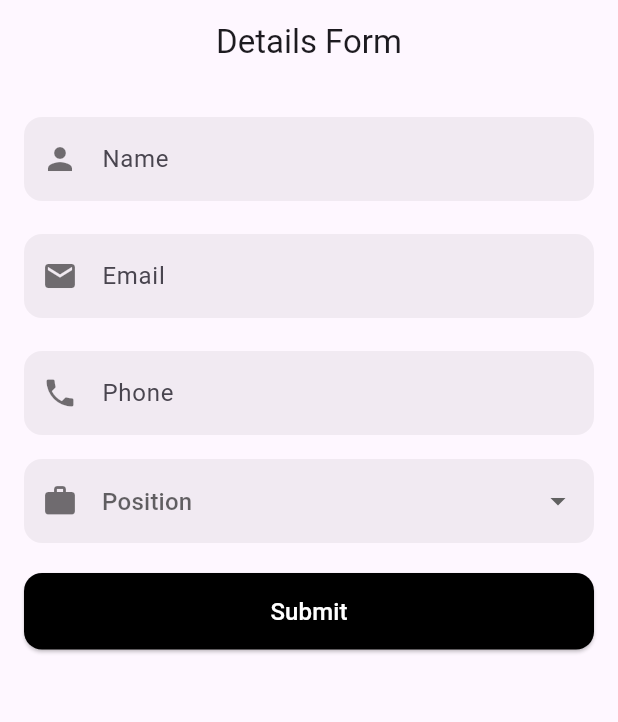
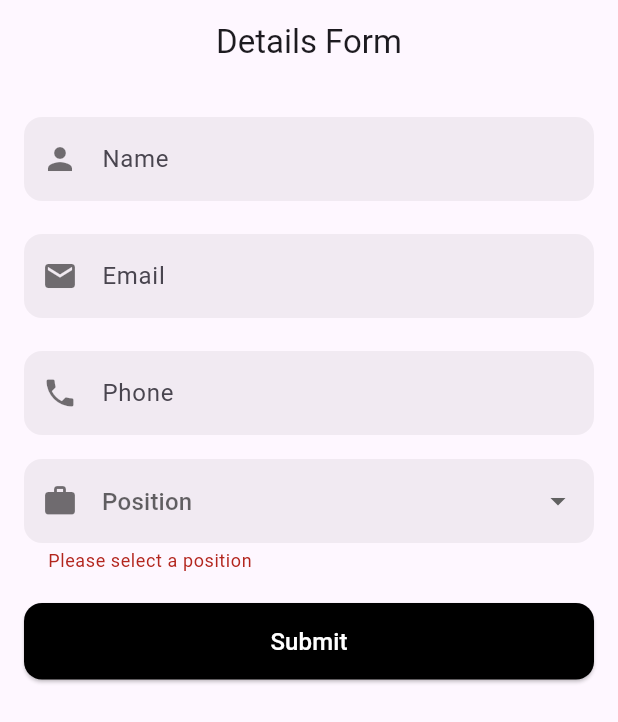
Before and after one commit to agnidhra-coder/atom-mail-hf, a Flutter app: the DetailsForm screen opened directly, after a tap on "Submit", on a phone screen of 412 x 824 dp. Shown: the top 722 px of the screen. Run offline on Flutter 3.47's test engine with Material 3 defaults, Android fonts, the phone set to English and light mode, and no system bars; our stand-ins replace bloc, equatable, flutter_bloc, flutter_dotenv, google_generative_ai, google_sign_in and 3 more; missing offline and left inert: googleapis; accounts and stored records are empty.

Commit message:
SQL & navigation fix

```diff
--- a/frontend/lib/bloc/bloc_gmail/gmail_state.dart
+++ b/frontend/lib/bloc/bloc_gmail/gmail_state.dart
@@ -34,3 +34,12 @@ class GmailError extends GmailState {
   @override
   List<Object?> get props => [message];
 }
+
+class GmailAlreadySignedIn extends GmailState {
+  final GoogleSignInAccount user;
+
+  GmailAlreadySignedIn(this.user);
+
+  @override
+  List<Object?> get props => [user];
+}
--- a/frontend/lib/bloc/bloc_sql/sql_bloc.dart
+++ b/frontend/lib/bloc/bloc_sql/sql_bloc.dart
@@ -7,6 +7,7 @@ import 'package:bloc/bloc.dart';
 import 'package:flutter_dotenv/flutter_dotenv.dart';
 import 'package:google_generative_ai/google_generative_ai.dart';
 import 'package:googleapis/gmail/v1.dart' as gmail;
+import 'package:http/http.dart' as http;
 import 'package:path_provider/path_provider.dart';
 import 'package:shared_preferences/shared_preferences.dart';
 import 'package:uuid/uuid.dart';
@@ -39,7 +40,7 @@ class SqlBloc extends Bloc<SqlEvent, SqlState> {
     try {
       await dotenv.load(fileName: ".env");
 
-      print("[CHROMA] Loading environment variables...");
+      // print("[CHROMA] Loading environment variables...");
       if (dotenv.env['GEMINI_API_KEY'] == null ||
           dotenv.env['GEMINI_API_KEY']!.isEmpty) {
         emit(SqlError("Gemini API key not found in .env file"));
@@ -231,7 +232,7 @@ $body
             'to_email': to,
             // 'date': messageTime.toIso8601String(),
             'timestamp': messageTime.millisecondsSinceEpoch / 1000,
-            // 'threadId': fullMessage.threadId,
+            'thread_id': message.threadId,
           },
           // 'timestamp': messageTime.millisecondsSinceEpoch / 1000,
         });
--- a/frontend/lib/bloc/bloc_sql/sql_class.dart
+++ b/frontend/lib/bloc/bloc_sql/sql_class.dart
@@ -24,6 +24,8 @@ class SqlManage {
     if (!await collectionDir.exists()) {
       await collectionDir.create(recursive: true);
     }
+
+    dotenv.load(fileName:'.env');
   }
 
   Future<void> addToDatabase(List<Map<String, dynamic>> emails) async {
--- a/frontend/lib/ui/pages/form.dart
+++ b/frontend/lib/ui/pages/form.dart
@@ -1,3 +1,4 @@
+import 'package:atom_mail_hf/ui/pages/home.dart';
 import 'package:atom_mail_hf/ui/utils/custom_button.dart';
 import 'package:atom_mail_hf/ui/utils/custom_input_field.dart';
 import 'package:flutter/material.dart';
@@ -7,6 +8,7 @@ import 'package:googleapis/monitoring/v3.dart';
 
 import '../../bloc/bloc_gmail/gmail_bloc.dart';
 import '../../bloc/bloc_gmail/gmail_event.dart';
+import '../../bloc/bloc_gmail/gmail_state.dart';
 
 class DetailsForm extends StatefulWidget {
   final String? email;
@@ -50,9 +52,19 @@ class _DetailsFormState extends State<DetailsForm> {
       appBar: AppBar(
         title: Text('Details Form'),
         centerTitle: true,
-        // backgroundColor: Colors.black,
       ),
-      body: Padding(
+      body: BlocListener<GmailBloc, GmailState>(
+        listener: (context, state) {
+          if (state is GmailEmailsFetched) {
+            Navigator.pushReplacement(
+              context,
+              MaterialPageRoute(
+                builder: (_) => HomePage(emails: state.emails),
+              ),
+            );
+          }
+        },
+        child: Padding(
           padding: const EdgeInsets.all(16.0),
           child: Form(
             key: _formKey,
@@ -63,10 +75,15 @@ class _DetailsFormState extends State<DetailsForm> {
                   controller: _nameController,
                   hintText: "Name",
                   icon: Icons.person,
-
                 ),
                 SizedBox(height: 10),
-              CustomInputField(isEnabled: true, controller: _emailController, hintText: "Email", icon: Icons.email, keyboardType: TextInputType.emailAddress,),
+                CustomInputField(
+                  isEnabled: true,
+                  controller: _emailController,
+                  hintText: "Email",
+                  icon: Icons.email,
+                  keyboardType: TextInputType.emailAddress,
+                ),
                 SizedBox(height: 10),
                 CustomInputField(
                   controller: _phoneController,
@@ -109,13 +126,29 @@ class _DetailsFormState extends State<DetailsForm> {
                     icon: null,
                   ),
                 SizedBox(height: 10),
-              CustomButton(text: "Submit", onPressed: (){
+                BlocBuilder<GmailBloc, GmailState>(
+                  builder: (context, state) {
+                    if (state is GmailLoading) {
+                      return Center(child: CircularProgressIndicator(color: Colors.black));
+                    }
+
+                    return CustomButton(
+                      text: "Submit",
+                      onPressed: () {
+                        if (_formKey.currentState!.validate()) {
                           context.read<GmailBloc>().add(FetchEmailsEvent());
-              })
+                        }
+                      },
+                    );
+                  },
+                ),
+
               ],
+            ),
           ),
         ),
       ),
     );
   }
+
 }
--- a/frontend/lib/ui/pages/sign_in.dart
+++ b/frontend/lib/ui/pages/sign_in.dart
@@ -14,6 +14,7 @@ class SignIn extends StatelessWidget {
     return Scaffold(
       body: BlocBuilder<GmailBloc, GmailState>(
         builder: (context, state) {
+          print('state is $state');
           if (state is GmailLoading) {
             return Center(
               child: CircularProgressIndicator(
@@ -21,11 +22,11 @@ class SignIn extends StatelessWidget {
               ),
             );
           }
-          if(state is GmailSignedIn){
-            WidgetsBinding.instance.addPostFrameCallback((_) {
-              Navigator.pushReplacement(context, MaterialPageRoute(builder: (context) => DetailsForm(user: state.user,)));
-            });
-          }
+          // if(state is GmailSignedIn){
+          //   WidgetsBinding.instance.addPostFrameCallback((_) {
+          //     Navigator.pushReplacement(context, MaterialPageRoute(builder: (context) => DetailsForm(user: state.user,)));
+          //   });
+          // }
           // if(state is GmailEmailsFetched){
           //   return Text(state.emails[0].threadId);
           // }
```
Also changed, not shown: frontend/lib/bloc/bloc_gmail/gmail_bloc.dart (+17 -1 lines), frontend/lib/main.dart (+51 -9 lines), frontend/lib/models/email_data.dart (+45 -14 lines). Lines whose indentation alone changed are shown as unchanged.
